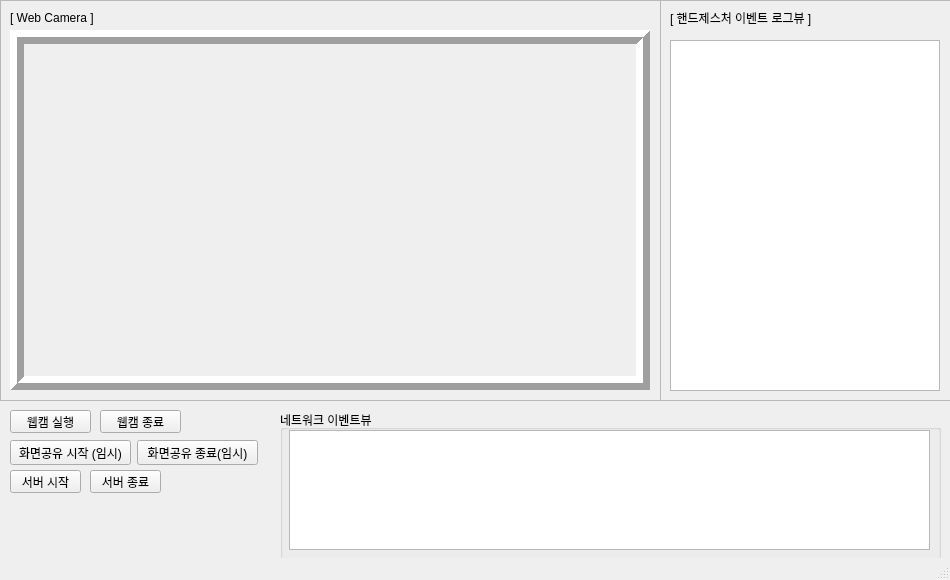
This is Project_Client/UI_App_WebCam.ui in KimDaeYoung42/Virtual_Mouse_Project-Network-Plus as Qt 5 draws it before an edit. The edited form follows.
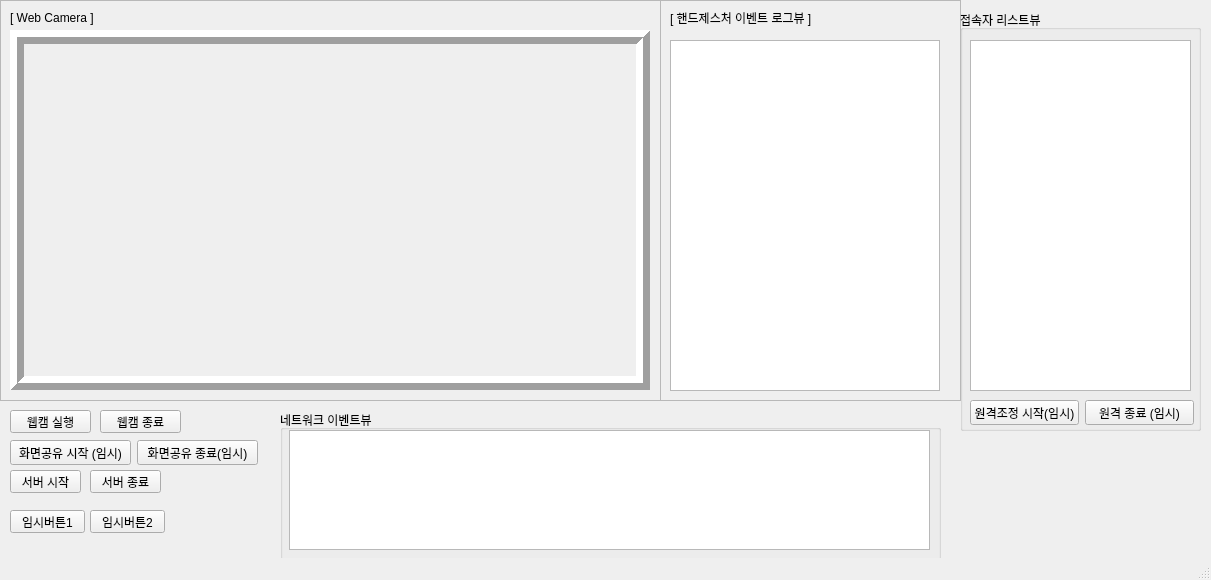
This is the edited form. Icons and pictures are not drawn.

```diff
--- a/Project_Client/UI_App_WebCam.ui
+++ b/Project_Client/UI_App_WebCam.ui
@@ -6,7 +6,7 @@
    <rect>
     <x>0</x>
     <y>0</y>
-    <width>950</width>
+    <width>1211</width>
     <height>580</height>
    </rect>
   </property>
@@ -218,6 +218,81 @@
      <string>서버 시작</string>
     </property>
    </widget>
+   <widget class="QGroupBox" name="group_chatting_2">
+    <property name="geometry">
+     <rect>
+      <x>960</x>
+      <y>10</y>
+      <width>241</width>
+      <height>421</height>
+     </rect>
+    </property>
+    <property name="title">
+     <string>접속자 리스트뷰</string>
+    </property>
+    <widget class="QWidget" name="layoutWidget_3">
+     <property name="geometry">
+      <rect>
+       <x>10</x>
+       <y>390</y>
+       <width>224</width>
+       <height>25</height>
+      </rect>
+     </property>
+     <layout class="QHBoxLayout" name="horizontalLayout_4">
+      <item>
+       <widget class="QPushButton" name="remote_start_Button1">
+        <property name="text">
+         <string>원격조정 시작(임시)</string>
+        </property>
+       </widget>
+      </item>
+      <item>
+       <widget class="QPushButton" name="remote_stop_Button1">
+        <property name="text">
+         <string>원격 종료 (임시)</string>
+        </property>
+       </widget>
+      </item>
+     </layout>
+    </widget>
+    <widget class="QListWidget" name="person_listWidget1">
+     <property name="geometry">
+      <rect>
+       <x>10</x>
+       <y>30</y>
+       <width>221</width>
+       <height>351</height>
+      </rect>
+     </property>
+    </widget>
+   </widget>
+   <widget class="QPushButton" name="pushButton_1">
+    <property name="geometry">
+     <rect>
+      <x>10</x>
+      <y>510</y>
+      <width>75</width>
+      <height>23</height>
+     </rect>
+    </property>
+    <property name="text">
+     <string>임시버튼1</string>
+    </property>
+   </widget>
+   <widget class="QPushButton" name="pushButton_2">
+    <property name="geometry">
+     <rect>
+      <x>90</x>
+      <y>510</y>
+      <width>75</width>
+      <height>23</height>
+     </rect>
+    </property>
+    <property name="text">
+     <string>임시버튼2</string>
+    </property>
+   </widget>
   </widget>
   <widget class="QStatusBar" name="statusbar"/>
   <action name="actionmainw_icon1">
```
